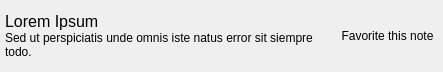
First picture: the form in notelistitem.ui, repository Open-App-Library/Vibrato-Notes-Desktop, before the edit.
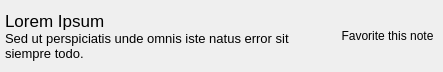
Second picture: the form after the edit. Icons and pictures are not drawn.

```diff
--- a/notelistitem.ui
+++ b/notelistitem.ui
@@ -20,7 +20,10 @@
    <string>Form</string>
   </property>
   <property name="styleSheet">
-   <string notr="true">QToolButton {
+   <string notr="true">QWidget#NoteListItem {
+	border-bottom: 1px solid #efefef;
+}
+QToolButton {
   border-radius: 2; 
 }</string>
   </property>
@@ -54,7 +57,7 @@
         <widget class="QLabel" name="title">
          <property name="font">
           <font>
-           <pointsize>12</pointsize>
+           <pointsize>13</pointsize>
           </font>
          </property>
          <property name="text">
@@ -66,7 +69,7 @@
         <widget class="QLabel" name="label">
          <property name="font">
           <font>
-           <pointsize>9</pointsize>
+           <pointsize>10</pointsize>
           </font>
          </property>
          <property name="text">
```
Left out of the diff: 4 changed lines with no effect on the pictures.
